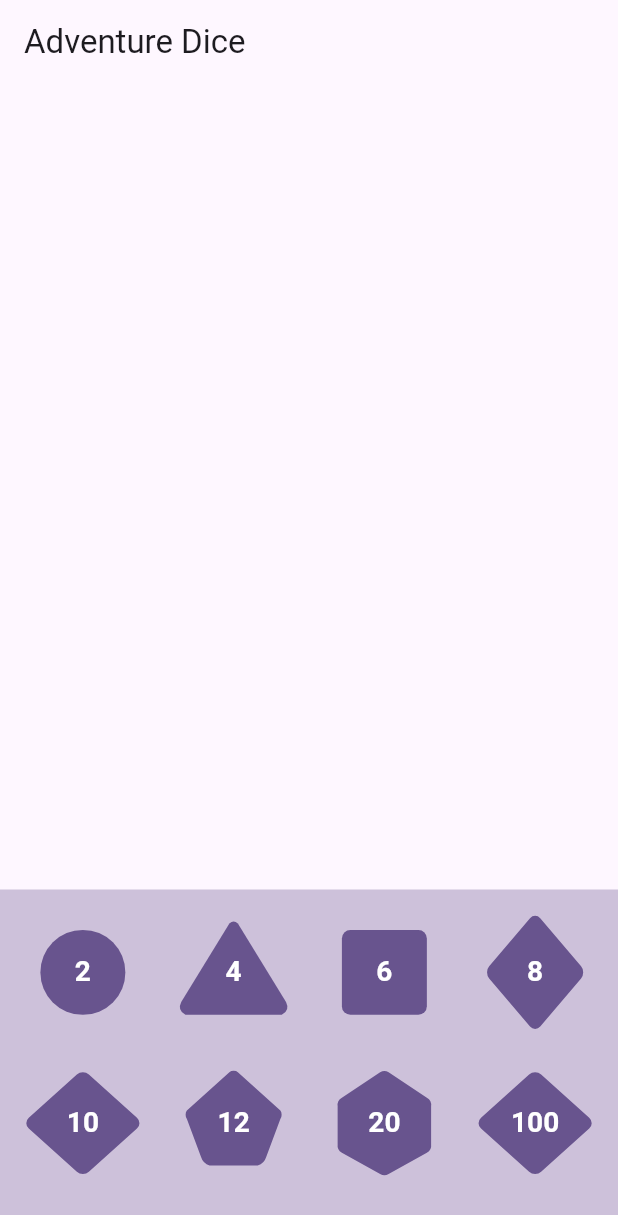
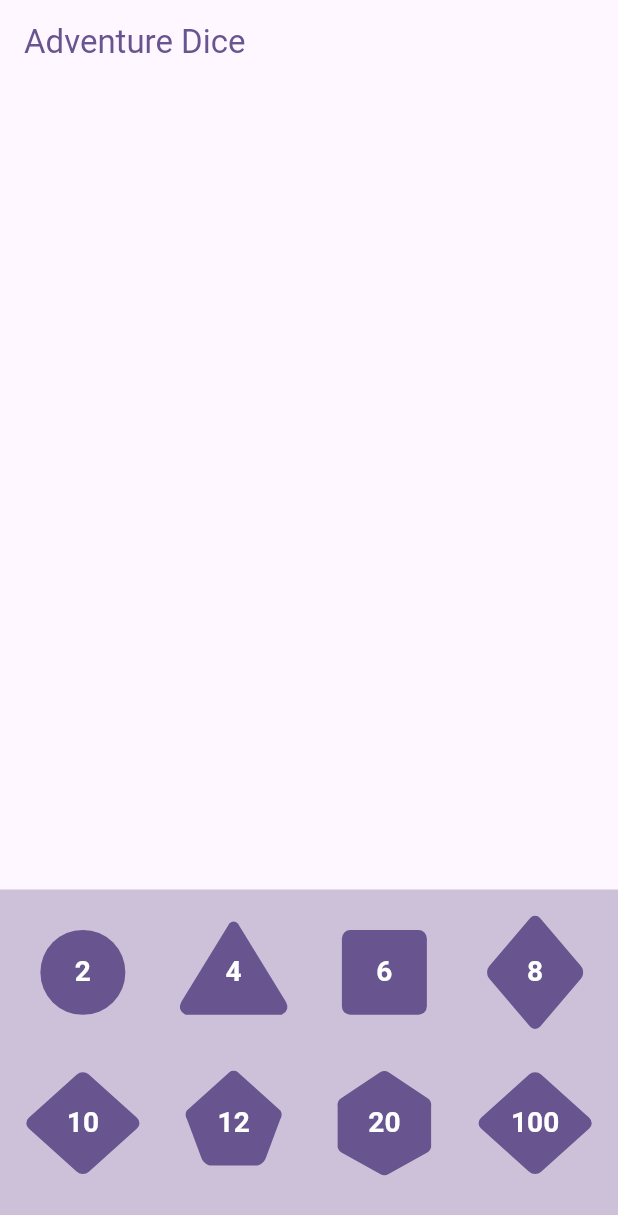
Before and after one commit to devolonter/adventure_dice, a Flutter app: the screen it shows after launch, on a phone screen of 412 x 824 dp. Shown: the top 1215 px of the screen. Run offline on Flutter 3.47's test engine with Material 2 defaults, Android fonts, the phone set to English and light mode, and no system bars; our stand-ins replace flutter_riverpod, isar, riverpod_annotation; accounts and stored records are empty; generated files the repository leaves out were written again.

Commit message:
Another colors improvements

```diff
--- a/lib/pages/home_page.dart
+++ b/lib/pages/home_page.dart
@@ -13,7 +13,8 @@ class HomePage extends ConsumerWidget {
   Widget build(BuildContext context, WidgetRef ref) {
     return Scaffold(
       appBar: AppBar(
-        title: const Text('Adventure Dice'),
+        title: Text('Adventure Dice',
+            style: TextStyle(color: Theme.of(context).colorScheme.primary)),
       ),
       body: const Column(
         children: [
--- a/lib/widgets/dice/dice_single.dart
+++ b/lib/widgets/dice/dice_single.dart
@@ -26,7 +26,11 @@ class DiceSingle extends ConsumerWidget {
         ),
       ),
       child: DiceIcon(
-          size: size, dice: dice, color: Theme.of(context).colorScheme.primary),
+        size: size,
+        dice: dice,
+        color: Theme.of(context).colorScheme.primary,
+        textColor: Theme.of(context).colorScheme.onPrimary,
+      ),
     );
   }
 }
```
